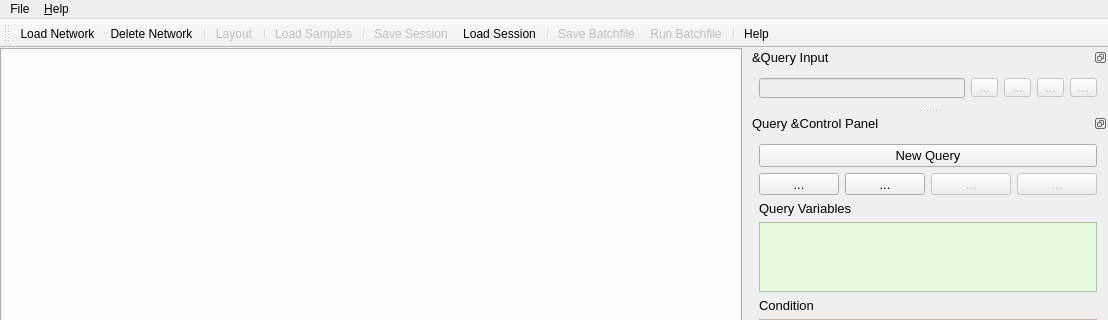
Old version of the form gui/mainwindow.ui in the repository unisb-bioinf/causaltrail; both pictures show x 0 to 1108 and y 0 to 320 of the 1108 by 896 pixel window.
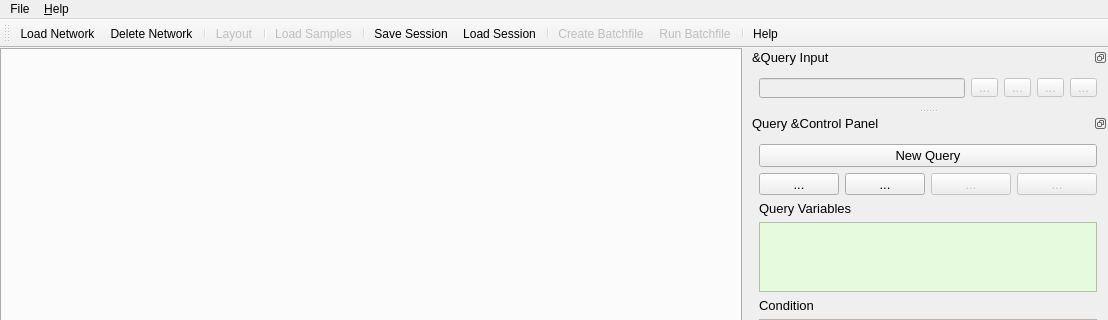
New version of the form. Icons and pictures are not drawn. Custom widgets are drawn as their Qt base class.

Commit message:
Get rid of superflous actions
Try reusing actions instead of creating new ones all over again.

Patch:
```diff
--- a/gui/mainwindow.ui
+++ b/gui/mainwindow.ui
@@ -135,13 +135,13 @@
    <addaction name="separator"/>
    <addaction name="actionLoad_Samples"/>
    <addaction name="separator"/>
-   <addaction name="actionSaveSession"/>
+   <addaction name="actionSave_Session"/>
    <addaction name="actionLoad_Session"/>
    <addaction name="separator"/>
    <addaction name="actionCreate_Batchfile"/>
    <addaction name="actionExecute_Batchfile"/>
    <addaction name="separator"/>
-   <addaction name="actionHelp_2"/>
+   <addaction name="actionHelp"/>
   </widget>
   <widget class="QDockWidget" name="dockWidget_4">
    <property name="sizePolicy">
@@ -895,19 +895,6 @@
     <string>Layout</string>
    </property>
   </action>
-  <action name="actionSaveSession">
-   <property name="enabled">
-    <bool>false</bool>
-   </property>
-   <property name="icon">
-    <iconset theme="document-save">
-     <normaloff/>
-    </iconset>
-   </property>
-   <property name="text">
-    <string>Save Session</string>
-   </property>
-  </action>
   <action name="actionNew_Network">
    <property name="icon">
     <iconset theme="document-new">
@@ -983,7 +970,7 @@
     </iconset>
    </property>
    <property name="text">
-    <string>Save Batchfile</string>
+    <string>Create Batchfile</string>
    </property>
   </action>
   <action name="actionExecute_Batchfile">
@@ -1015,11 +1002,6 @@
    </property>
   </action>
   <action name="actionHelp">
-   <property name="text">
-    <string>&amp;Help</string>
-   </property>
-  </action>
-  <action name="actionHelp_2">
    <property name="icon">
     <iconset theme="help-contents">
      <normaloff/>
```
Left out of the diff: 208 changed lines with no effect on the pictures. The commit also changes 2 other files.
